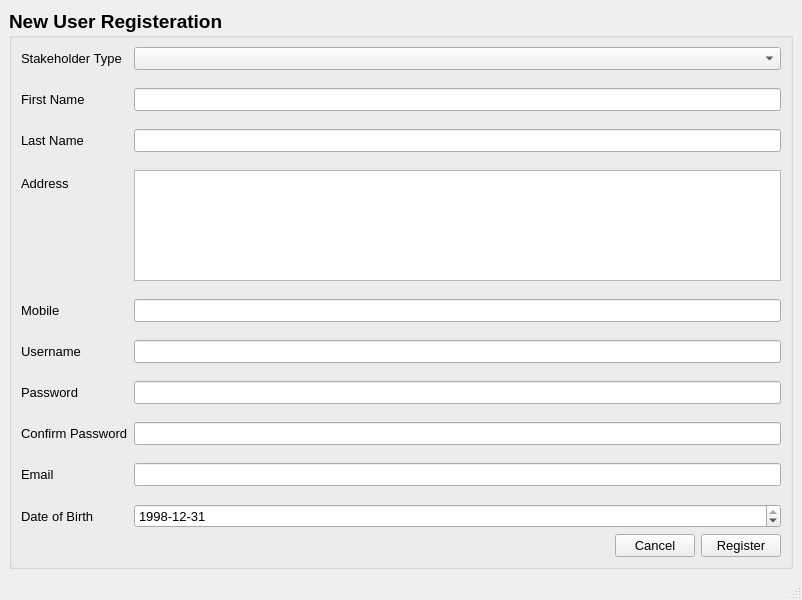
Qt form venv/application/ui/userRegistration.ui (msriv/Enterprise-Resource-Planner) before a commit.
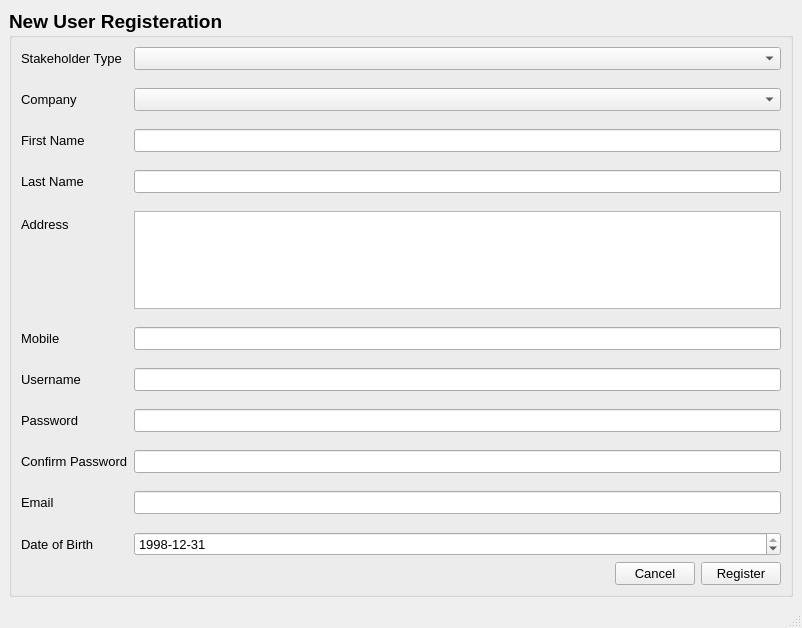
The same form after that commit.

Patch:
```diff
--- a/venv/application/ui/userRegistration.ui
+++ b/venv/application/ui/userRegistration.ui
@@ -7,7 +7,7 @@
     <x>0</x>
     <y>0</y>
     <width>802</width>
-    <height>600</height>
+    <height>628</height>
    </rect>
   </property>
   <property name="windowTitle">
@@ -70,7 +70,7 @@
            </property>
           </widget>
          </item>
-         <item row="1" column="0">
+         <item row="2" column="0">
           <widget class="QLabel" name="label">
            <property name="font">
             <font>
@@ -85,7 +85,7 @@
            </property>
           </widget>
          </item>
-         <item row="1" column="1">
+         <item row="2" column="1">
           <widget class="QLineEdit" name="userFnameEdit">
            <property name="font">
             <font>
@@ -97,7 +97,7 @@
            </property>
           </widget>
          </item>
-         <item row="2" column="0">
+         <item row="3" column="0">
           <widget class="QLabel" name="label_2">
            <property name="font">
             <font>
@@ -112,7 +112,7 @@
            </property>
           </widget>
          </item>
-         <item row="2" column="1">
+         <item row="3" column="1">
           <widget class="QLineEdit" name="userLnameEdit">
            <property name="font">
             <font>
@@ -124,7 +124,7 @@
            </property>
           </widget>
          </item>
-         <item row="5" column="0">
+         <item row="6" column="0">
           <widget class="QLabel" name="label_3">
            <property name="font">
             <font>
@@ -139,7 +139,7 @@
            </property>
           </widget>
          </item>
-         <item row="5" column="1">
+         <item row="6" column="1">
           <widget class="QLineEdit" name="usernameEdit">
            <property name="font">
             <font>
@@ -151,7 +151,7 @@
            </property>
           </widget>
          </item>
-         <item row="6" column="0">
+         <item row="7" column="0">
           <widget class="QLabel" name="label_5">
            <property name="font">
             <font>
@@ -166,7 +166,7 @@
            </property>
           </widget>
          </item>
-         <item row="6" column="1">
+         <item row="7" column="1">
           <widget class="QLineEdit" name="passwordEdit">
            <property name="font">
             <font>
@@ -178,7 +178,7 @@
            </property>
           </widget>
          </item>
-         <item row="7" column="0">
+         <item row="8" column="0">
           <widget class="QLabel" name="label_8">
            <property name="font">
             <font>
@@ -193,7 +193,7 @@
            </property>
           </widget>
          </item>
-         <item row="7" column="1">
+         <item row="8" column="1">
           <widget class="QLineEdit" name="confirmPasswordEdit">
            <property name="font">
             <font>
@@ -205,7 +205,7 @@
            </property>
           </widget>
          </item>
-         <item row="8" column="0">
+         <item row="9" column="0">
           <widget class="QLabel" name="label_6">
            <property name="font">
             <font>
@@ -220,7 +220,7 @@
            </property>
           </widget>
          </item>
-         <item row="8" column="1">
+         <item row="9" column="1">
           <widget class="QLineEdit" name="emailEdit">
            <property name="font">
             <font>
@@ -232,7 +232,7 @@
            </property>
           </widget>
          </item>
-         <item row="9" column="0">
+         <item row="10" column="0">
           <widget class="QLabel" name="label_7">
            <property name="font">
             <font>
@@ -247,7 +247,7 @@
            </property>
           </widget>
          </item>
-         <item row="9" column="1">
+         <item row="10" column="1">
           <widget class="QDateEdit" name="dateEdit">
            <property name="font">
             <font>
@@ -282,7 +282,7 @@
            </property>
           </widget>
          </item>
-         <item row="3" column="0">
+         <item row="4" column="0">
           <widget class="QLabel" name="label_9">
            <property name="font">
             <font>
@@ -296,10 +296,10 @@
            </property>
           </widget>
          </item>
-         <item row="3" column="1">
+         <item row="4" column="1">
           <widget class="QTextEdit" name="addressEdit"/>
          </item>
-         <item row="4" column="0">
+         <item row="5" column="0">
           <widget class="QLabel" name="label_10">
            <property name="font">
             <font>
@@ -313,7 +313,7 @@
            </property>
           </widget>
          </item>
-         <item row="4" column="1">
+         <item row="5" column="1">
           <widget class="QLineEdit" name="mobileEdit">
            <property name="font">
             <font>
@@ -324,6 +324,31 @@
            </property>
           </widget>
          </item>
+         <item row="1" column="0">
+          <widget class="QLabel" name="label_11">
+           <property name="font">
+            <font>
+             <pointsize>10</pointsize>
+             <weight>50</weight>
+             <bold>false</bold>
+            </font>
+           </property>
+           <property name="text">
+            <string>Company</string>
+           </property>
+          </widget>
+         </item>
+         <item row="1" column="1">
+          <widget class="QComboBox" name="companyList">
+           <property name="font">
+            <font>
+             <pointsize>10</pointsize>
+             <weight>50</weight>
+             <bold>false</bold>
+            </font>
+           </property>
+          </widget>
+         </item>
         </layout>
        </item>
        <item row="1" column="0">
```
